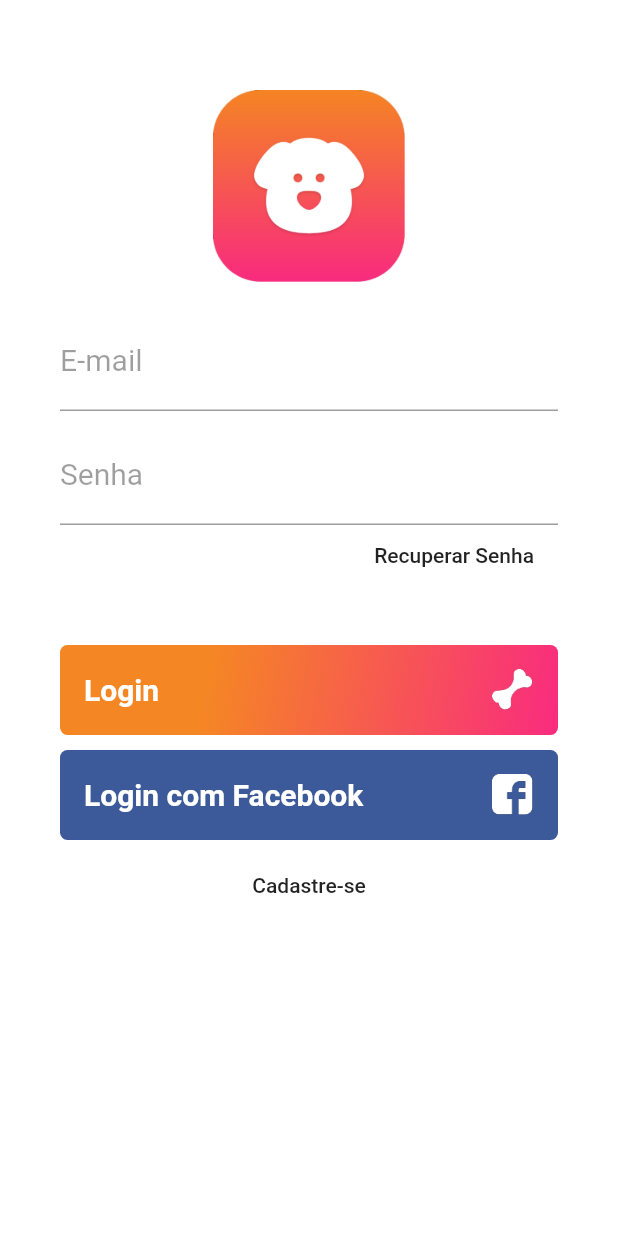
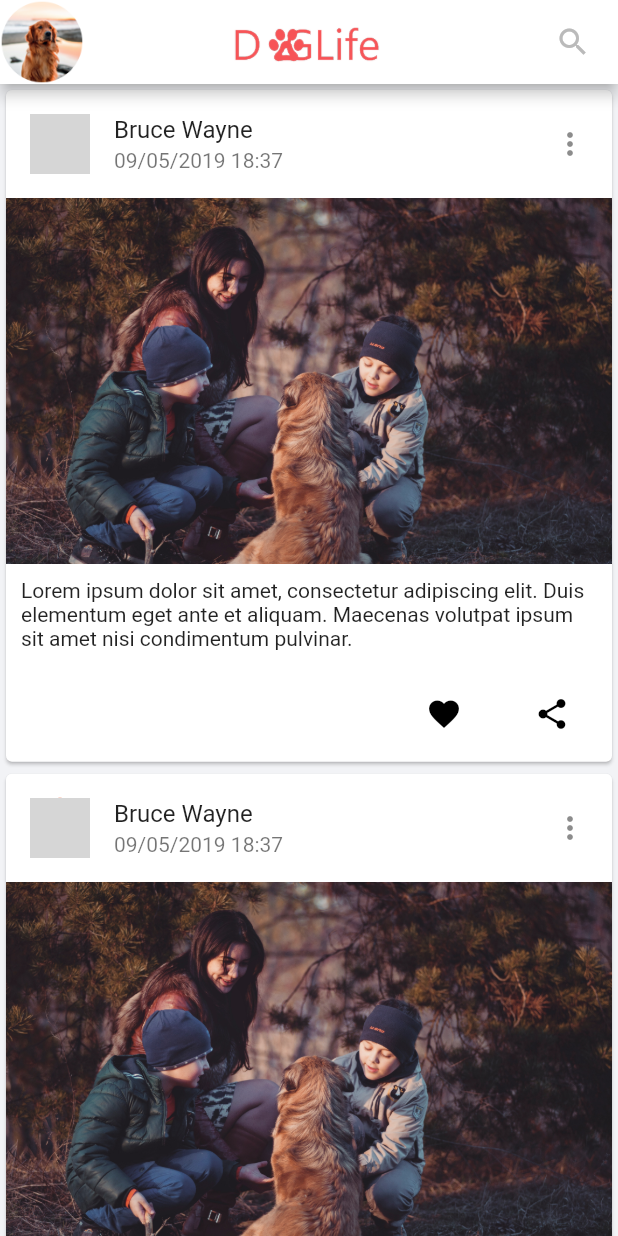
Before and after one commit to ddiegosr/flutter_doglife, a Flutter app: the screen it shows after launch, after a tap on "Login", on a phone screen of 412 x 824 dp. Run offline on Flutter 3.47's test engine with Material 2 defaults, Android fonts, the phone set to English and light mode, and no system bars; network calls fail; grey boxes are pictures that could not be loaded.

Commit message:
feat(pages): created home page

```diff
--- /dev/null
+++ b/lib/pages/home.page.dart
@@ -0,0 +1,97 @@
+import 'package:flutter/material.dart';
+
+class HomePage extends StatelessWidget {
+  @override
+  Widget build(BuildContext context) {
+    return Scaffold(
+      appBar: AppBar(
+        backgroundColor: Colors.white,
+        title: Center(
+          child: SizedBox(
+            width: 100,
+            child: Image.asset("assets/app-logo.png"),
+          ),
+        ),
+        leading: Container(
+          width: 40,
+          height: 40,
+          decoration: BoxDecoration(
+            image: DecorationImage(
+              image: AssetImage("assets/user-picture.png"),
+              fit: BoxFit.fitHeight,
+            ),
+          ),
+        ),
+        actions: <Widget>[
+          Container(
+            width: 60,
+            child: FlatButton(
+              child: Icon(
+                Icons.search,
+                color: Color(0xFFBABABA),
+              ),
+              onPressed: () {},
+            ),
+          ),
+        ],
+      ),
+      body: Container(
+        color: Color(0xFFF2F3F6),
+        child: ListView(
+          children: <Widget>[
+            cardItem(),
+            cardItem(),
+            cardItem(),
+            cardItem(),
+            cardItem(),
+          ],
+        ),
+      ),
+    );
+  }
+}
+
+Widget cardItem() {
+  return Card(
+    child: Column(
+      mainAxisSize: MainAxisSize.min,
+      children: <Widget>[
+        ListTile(
+          leading: CircleAvatar(
+            backgroundImage: NetworkImage(
+              "https://user-images.githubusercontent.com/11250/39013954-f5091c3a-43e6-11e8-9cac-37cf8e8c8e4e.jpg",
+            ),
+          ),
+          title: Text('Bruce Wayne'),
+          subtitle: Text('09/05/2019 18:37'),
+          trailing: Icon(Icons.more_vert),
+        ),
+        Container(
+          child: Image.asset(
+            "assets/post-picture-001.png",
+          ),
+        ),
+        Container(
+          padding: EdgeInsets.all(10),
+          child: Text(
+            'Lorem ipsum dolor sit amet, consectetur adipiscing elit. Duis elementum eget ante et aliquam. Maecenas volutpat ipsum sit amet nisi condimentum pulvinar.',
+          ),
+        ),
+        ButtonTheme.bar(
+          child: ButtonBar(
+            children: <Widget>[
+              FlatButton(
+                child: Icon(Icons.favorite),
+                onPressed: () {},
+              ),
+              FlatButton(
+                child: Icon(Icons.share),
+                onPressed: () {},
+              ),
+            ],
+          ),
+        ),
+      ],
+    ),
+  );
+}
--- a/lib/pages/login.page.dart
+++ b/lib/pages/login.page.dart
@@ -1,3 +1,4 @@
+import 'package:doglife/pages/home.page.dart';
 import 'package:doglife/pages/reset-password.page.dart';
 import 'package:doglife/pages/signup.pages.dart';
 import 'package:flutter/material.dart';
@@ -115,7 +116,12 @@ class LoginPage extends StatelessWidget {
                       ),
                     ],
                   ),
-                  onPressed: () {},
+                  onPressed: () {
+                    Navigator.push(
+                      context,
+                      MaterialPageRoute(builder: (context) => HomePage()),
+                    );
+                  },
                 ),
               ),
             ),
--- a/pubspec.yaml
+++ b/pubspec.yaml
@@ -76,3 +76,4 @@ flutter:
     - assets/profile-picture.png
     - assets/user-picture.png
     - assets/app-logo.png
+    - assets/post-picture-001.png
```
